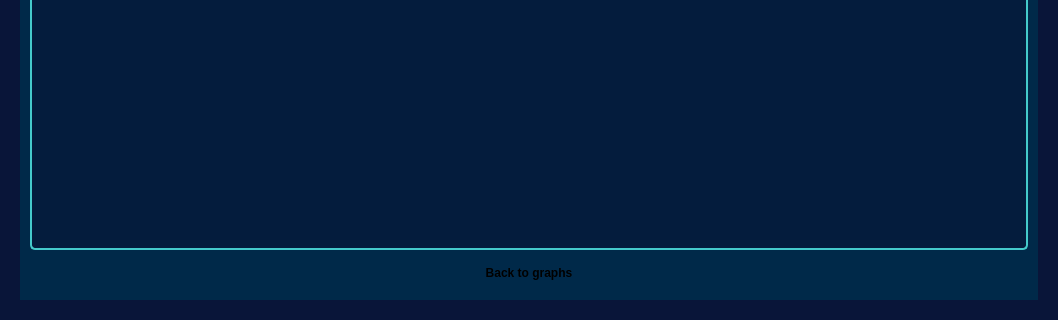
Qt form MILP_GUI/tablewidget.ui (petarlovricc/Tube-Based-MPC-of-Hot-Water-Preparation-and-Microgrid-with-Included-Demand-Response-Provision) before a commit; both pictures show x 0 to 1058 and y 325 to 645 of the 1058 by 645 pixel window.
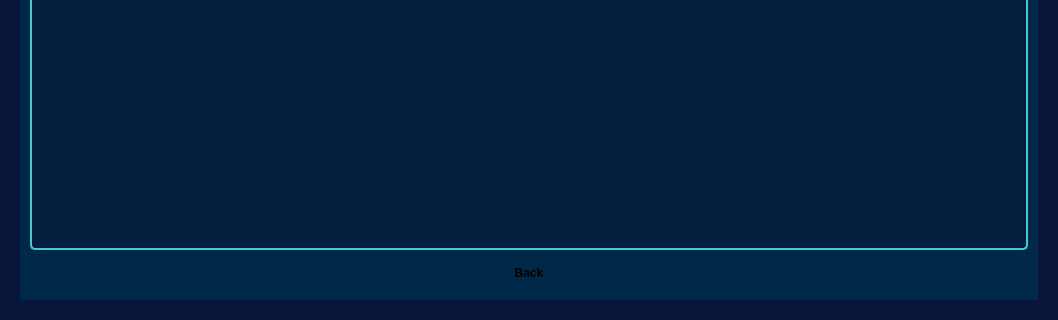
The same form after that commit.

The edit to the form file:
```diff
--- a/MILP_GUI/tablewidget.ui
+++ b/MILP_GUI/tablewidget.ui
@@ -246,7 +246,7 @@
              </size>
             </property>
             <property name="text">
-             <string>Back to graphs</string>
+             <string>Back</string>
             </property>
            </widget>
           </item>
```
